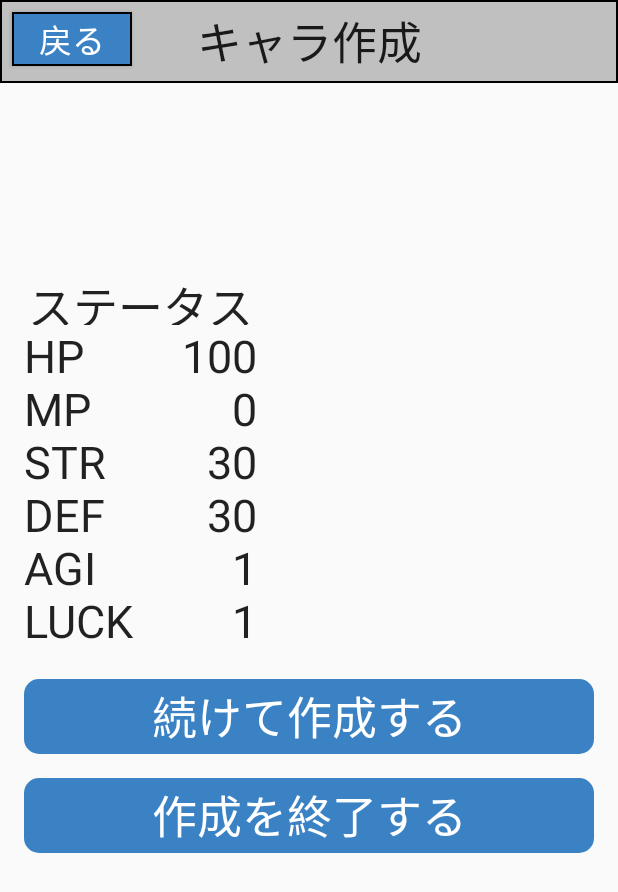
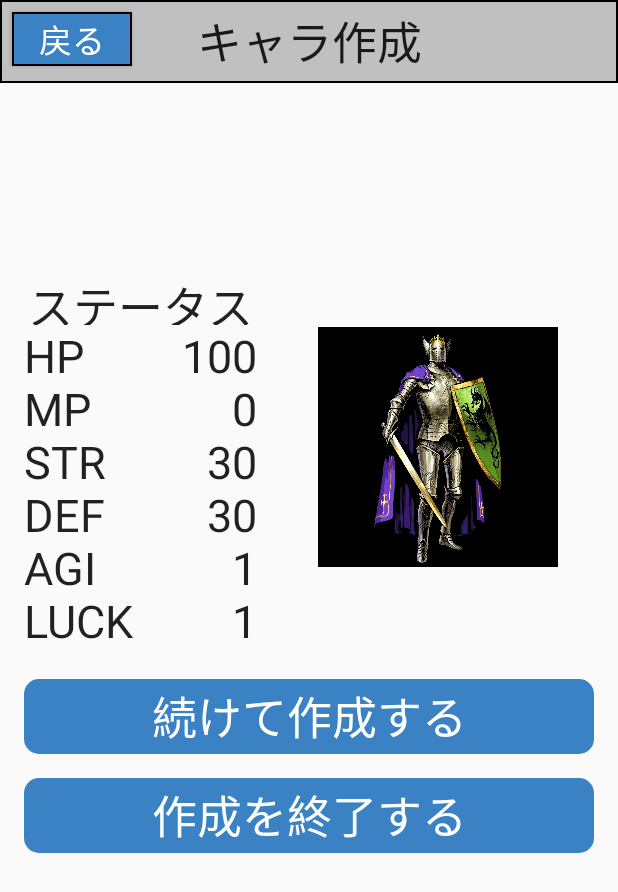
Before and after one commit to fs200714-imacocokoga-ayabe/app.name.buttler, an Android app: the CharacterCreatedActivity screen opened directly, with no data from a screen before it, on a phone screen of 412 x 824 dp. Shown: the top 892 px of the screen. Run offline under Robolectric (Android 15) with nearby library versions, the light colour scheme and no system bars; 1 statement that could not run was skipped.

Commit message:
[2021/03/17]@0.7 キャラクター作成画面とキャラクター詳細画面にキャラクター画像の追加

```diff
--- a/app/src/main/java/com/e/app_namebattler/view/view/activity/CharacterCreatedActivity.kt
+++ b/app/src/main/java/com/e/app_namebattler/view/view/activity/CharacterCreatedActivity.kt
@@ -6,6 +6,7 @@ import android.database.sqlite.SQLiteDatabase
 import android.media.MediaPlayer
 import android.os.Build
 import android.os.Bundle
+import android.widget.ImageView
 import android.widget.TextView
 import androidx.annotation.RequiresApi
 import androidx.appcompat.app.AppCompatActivity
@@ -103,7 +104,10 @@ class CharacterCreatedActivity : AppCompatActivity() {
             agiText.text = agi.toString()
 
             val luckText: TextView = findViewById(R.id.character_created_character_luck_text_id)
-                luckText.text = luck.toString()
+            luckText.text = luck.toString()
+
+            val characterImageView: ImageView = findViewById(R.id.character_created_imageView_id)
+            characterImageView.setImageResource(characterImage)
 
             val db:SQLiteDatabase = helper.writableDatabase
 
--- a/app/src/main/res/layout/activity_character_created.xml
+++ b/app/src/main/res/layout/activity_character_created.xml
@@ -5,7 +5,8 @@
     android:layout_width="match_parent"
     android:layout_height="match_parent"
     android:splitMotionEvents="false"
-    tools:context=".view.view.activity.CharacterCreatedActivity">
+    tools:context=".view.view.activity.CharacterCreatedActivity"
+    tools:ignore="ExtraText">
 
     <TextView
         android:id="@+id/character_created_create_character_text_id"
@@ -244,4 +245,20 @@
         app:layout_constraintStart_toStartOf="parent"
         app:layout_constraintTop_toBottomOf="@+id/character_created_job_name_linearLayout" />
 
+    // キャラクター画像
+    <ImageView
+        android:id="@+id/character_created_imageView_id"
+        android:layout_width="160dp"
+        android:layout_height="160dp"
+        android:layout_marginStart="40dp"
+        android:layout_marginTop="65dp"
+        android:layout_marginEnd="40dp"
+        android:layout_marginBottom="74dp"
+        app:layout_constraintBottom_toTopOf="@+id/character_created_character_continuously_character_text_id"
+        app:layout_constraintEnd_toEndOf="parent"
+        app:layout_constraintStart_toEndOf="@+id/character_created_character_hp_text_id"
+        app:layout_constraintTop_toBottomOf="@+id/character_created_job_name_linearLayout"
+        app:srcCompat="@drawable/frame_line_01"
+        android:contentDescription="TODO" />
+
 </androidx.constraintlayout.widget.ConstraintLayout>
```
Also changed, not shown: app/src/main/java/com/e/app_namebattler/view/view/activity/CharacterDetailActivity.kt (+7 -0 lines), app/src/main/res/layout/activity_character_detail.xml (+16 -0 lines).
